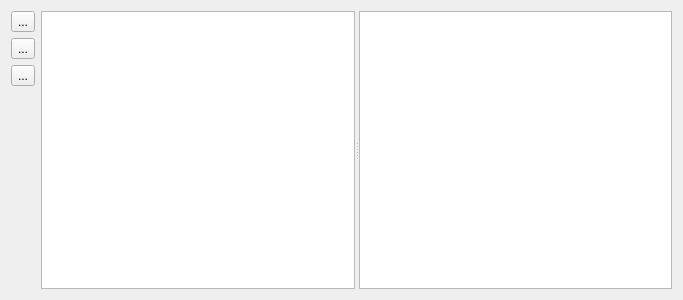
Old version of the form Qt/lib/mywidgets/filemanager/ui/filemanager.ui in the repository RinatB2017/mega_GIT.
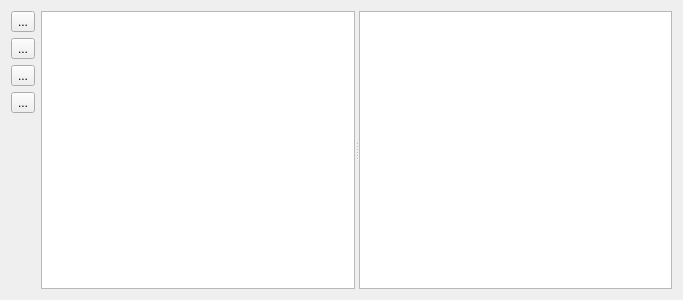
New version of the form.

```diff
--- a/Qt/lib/mywidgets/filemanager/ui/filemanager.ui
+++ b/Qt/lib/mywidgets/filemanager/ui/filemanager.ui
@@ -37,6 +37,13 @@
        </property>
       </widget>
      </item>
+     <item>
+      <widget class="QToolButton" name="btn_cancel">
+       <property name="text">
+        <string>...</string>
+       </property>
+      </widget>
+     </item>
      <item>
       <spacer name="verticalSpacer">
        <property name="orientation">
```
Left out of the diff: 1 changed line with no effect on the pictures.
